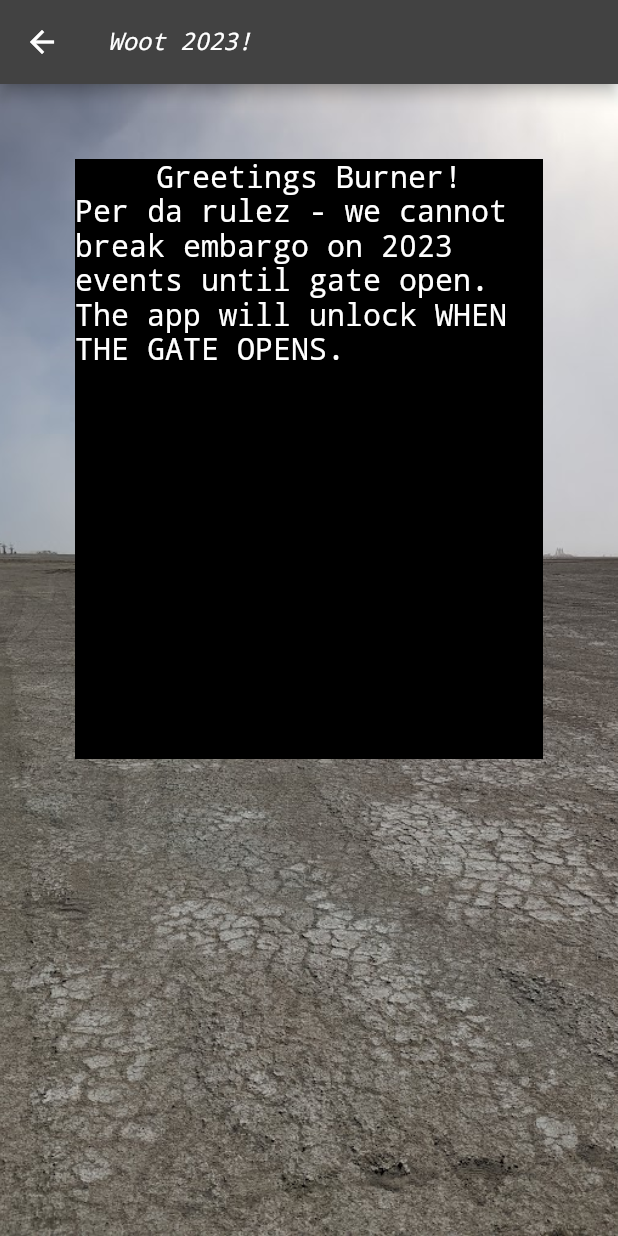
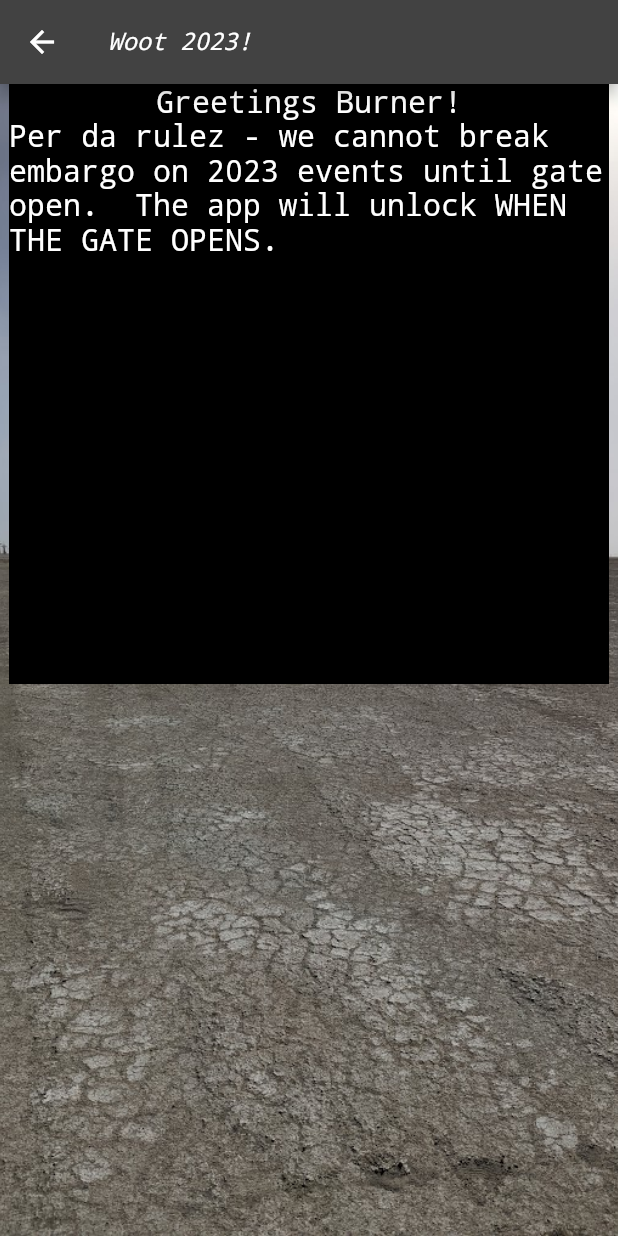
Before and after one commit to lpreimesberger/Purr2Purr, a Flutter app: the BootPage screen opened directly, on a phone screen of 412 x 824 dp. Run offline on Flutter 3.47's test engine with Material 2 defaults, Android fonts, the phone set to English and light mode, and no system bars; our stand-ins replace convert, get_storage, loading_indicator, page_transition, shared_preferences, sqflite and 1 more; missing offline and left inert: add_2_calendar, elliptic, flutter_cupertino_datetime_picker, nfc_manager, pointycastle, shared_value; accounts and stored records are empty; project files that could hold a hidden picture were left out.

Commit message:
- update block

```diff
--- a/lib/boot.dart
+++ b/lib/boot.dart
@@ -63,7 +63,7 @@ class _BootPageState extends State<BootPage> {
           Center(
 
             child: Column( children: [
-              Container(color: Colors.black, height: 400, width: 400, margin: EdgeInsets.all(50.0), child: const Column( children: [
+              Container(color: Colors.black, height: 400, width: 400, child: const Column( children: [
                  Text(style: st,"Greetings Burner!"),
                 Align(
                   alignment: Alignment.center, // Align however you like (i.e .centerRight, centerLeft)
```
